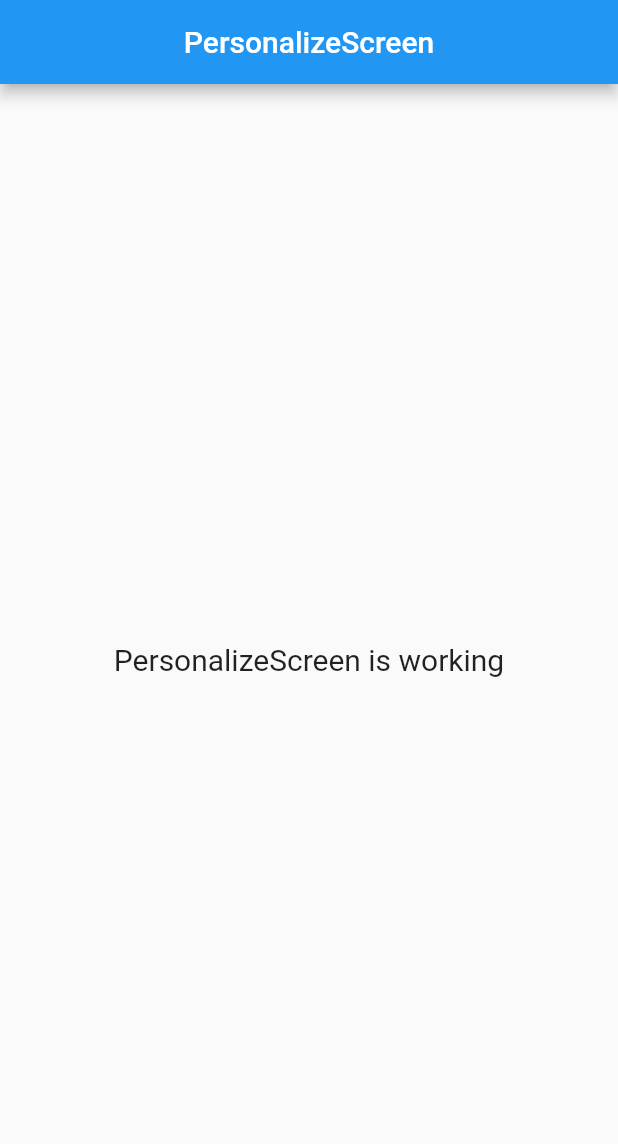
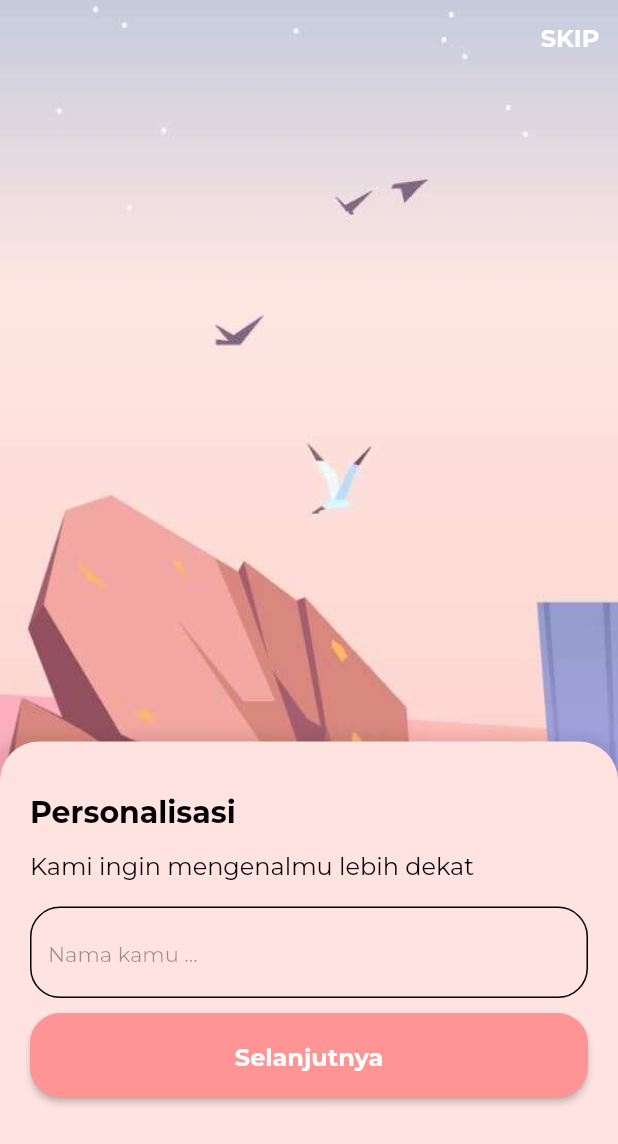
Before and after one commit to milzamhibatullah/digital_clock, a Flutter app: the screen it shows after launch, on a phone screen of 412 x 824 dp. Shown: the top 1144 px of the screen. Run offline on Flutter 3.47's test engine with Material 2 defaults, Android fonts, the light colour scheme and no system bars; our stand-ins replace flutter_secure_storage, get, google_fonts.

Commit message:
design personalize and redirect to home screen

```diff
--- a/lib/presentation/personalize/controllers/personalize.controller.dart
+++ b/lib/presentation/personalize/controllers/personalize.controller.dart
@@ -1,3 +1,4 @@
+import 'package:Dclock/infrastructure/dal/services/local.storage.dart';
 import 'package:get/get.dart';
 
 class PersonalizeController extends GetxController {
@@ -19,5 +20,8 @@ class PersonalizeController extends GetxController {
     super.onClose();
   }
 
-  void increment() => count.value++;
+  void skipPersonalize()async{
+    prefs.setIsSkip();
+    await Get.offNamed('/home');
+  }
 }
--- a/lib/presentation/personalize/personalize.screen.dart
+++ b/lib/presentation/personalize/personalize.screen.dart
@@ -1,3 +1,5 @@
+import 'package:Dclock/infrastructure/theme/apps.text.dart';
+import 'package:Dclock/infrastructure/theme/assets.image.dart';
 import 'package:flutter/material.dart';
 
 import 'package:get/get.dart';
@@ -6,17 +8,97 @@ import 'controllers/personalize.controller.dart';
 
 class PersonalizeScreen extends GetView<PersonalizeController> {
   const PersonalizeScreen({Key? key}) : super(key: key);
+
   @override
   Widget build(BuildContext context) {
     return Scaffold(
-      appBar: AppBar(
-        title: const Text('PersonalizeScreen'),
-        centerTitle: true,
-      ),
-      body: Center(
-        child: Text(
-          'PersonalizeScreen is working',
-          style: TextStyle(fontSize: 20),
+      body: SafeArea(
+        child: Container(
+          width: Get.width,
+          height: Get.height,
+          decoration: const BoxDecoration(
+              image: DecorationImage(
+                  fit: BoxFit.fill,
+                  image: AssetImage(AssetsImage.AFTERNOON_ILLUST))),
+          child: Stack(
+            children: [
+              Align(
+                alignment: Alignment.topRight,
+                child: TextButton(
+                  onPressed: () {
+                    controller.skipPersonalize();
+                  },
+                  child: appText.title(text: 'SKIP', color: Colors.white),
+                ),
+              ),
+              Align(
+                alignment: Alignment.bottomLeft,
+                child: Container(
+                  height: Get.height / 2.5,
+                  padding: const EdgeInsets.symmetric(
+                      horizontal: 20.0, vertical: 10.0),
+                  width: Get.width,
+                  decoration: BoxDecoration(
+                      borderRadius: const BorderRadius.vertical(
+                          top: Radius.circular(26.0)),
+                      boxShadow: [
+                        BoxShadow(
+                            blurRadius: 5.0,
+                            spreadRadius: 5.0,
+                            color: Colors.black.withOpacity(0.08))
+                      ],
+                      color: const Color(0xFFFFE3E1)),
+                  child: Column(
+                    mainAxisSize: MainAxisSize.max,
+                    crossAxisAlignment: CrossAxisAlignment.start,
+                    children: [
+                      const SizedBox(
+                        height: 20.0,
+                      ),
+                      appText.title(
+                          text: 'Personalisasi',
+                          color: Colors.black,
+                          size: 20.0),
+                      const SizedBox(
+                        height: 10.0,
+                      ),
+                      appText.regular(
+                          text: 'Kami ingin mengenalmu lebih dekat',
+                          color: Colors.black,
+                          size: 16.0),
+                      const SizedBox(
+                        height: 16.0,
+                      ),
+                      TextFormField(
+                        decoration: InputDecoration(
+                            hintText: 'Nama kamu ...',
+                            hintStyle: appText.styles(size: 14.0,color: Colors.black38),
+                            enabledBorder: OutlineInputBorder(
+                                borderRadius: BorderRadius.circular(20.0)),
+                            focusedBorder: OutlineInputBorder(
+                                borderRadius: BorderRadius.circular(20.0))),
+                      ),
+                      const SizedBox(
+                        height: 10.0,
+                      ),
+                      ElevatedButton(
+                        onPressed: (){
+                          controller.skipPersonalize();
+                        },
+                        style: ElevatedButton.styleFrom(
+                          fixedSize: Size(Get.width, 56.0),
+                          backgroundColor: const Color(0xFFFF9494),
+                          shape: RoundedRectangleBorder(borderRadius: BorderRadius.circular(20.0)),
+                        ),
+                        child: appText.title(
+                            text: 'Selanjutnya', color: Colors.white),
+                      )
+                    ],
+                  ),
+                ),
+              )
+            ],
+          ),
         ),
       ),
     );
```
Also changed, not shown: lib/infrastructure/theme/apps.text.dart (added, +73 -0 lines).
